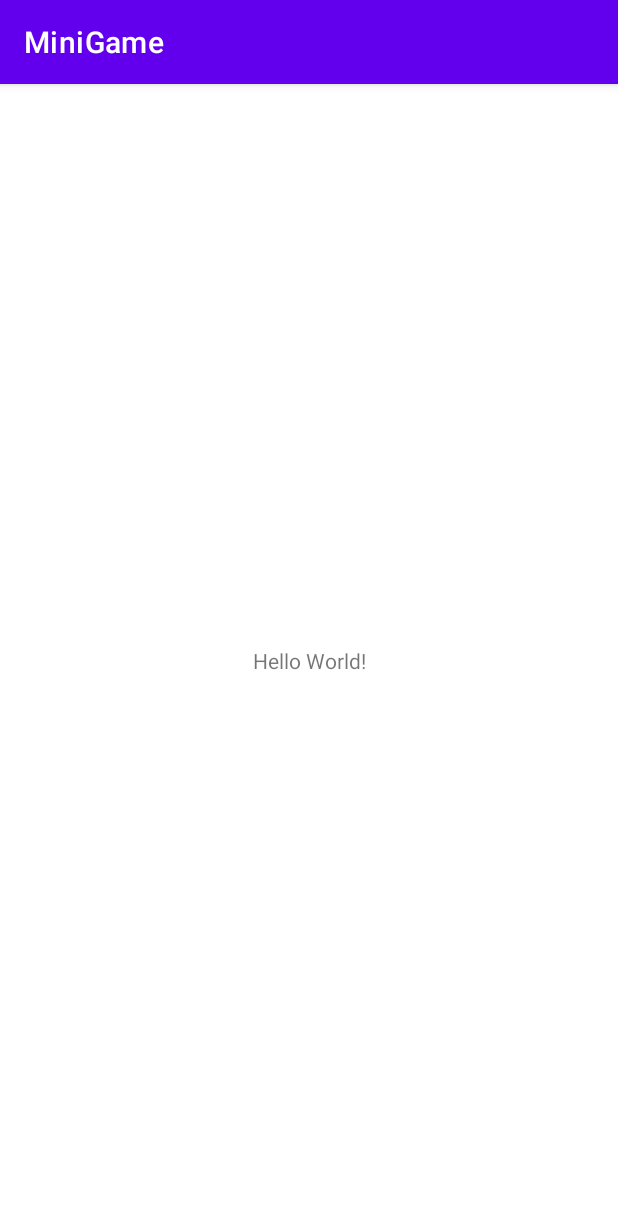
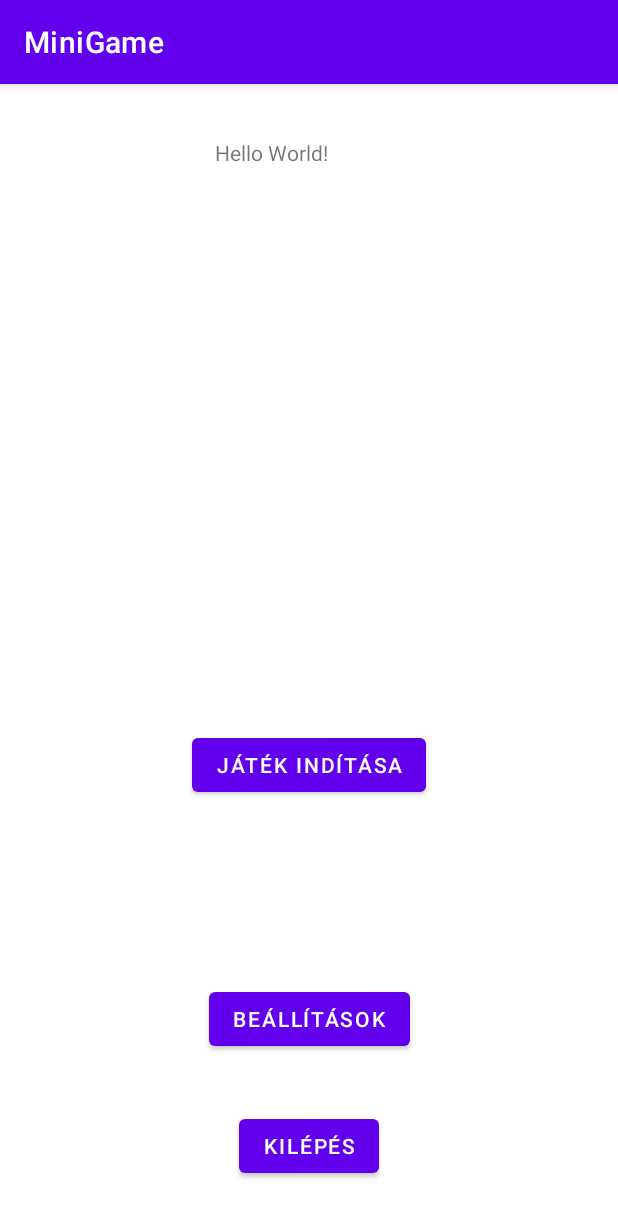
Before and after one commit to CsonkaDavid/Alberlet-Mini-Project, an Android app: the screen it shows after launch (MainActivity), on a phone screen of 412 x 824 dp. Shown: the top 1217 px of the screen. Run offline under Robolectric (Android 15) with nearby library versions, the phone set to English and light mode, and no system bars.

Commit message:
Gombok létrehozása a főmenüben

```diff
--- a/app/app/src/main/java/net/alberlet/minigame/MainActivity.java
+++ b/app/app/src/main/java/net/alberlet/minigame/MainActivity.java
@@ -2,7 +2,9 @@ package net.alberlet.minigame;
 
 import androidx.appcompat.app.AppCompatActivity;
 
+import android.content.Intent;
 import android.os.Bundle;
+import android.view.View;
 
 public class MainActivity extends AppCompatActivity {
 
@@ -11,4 +13,20 @@ public class MainActivity extends AppCompatActivity {
         super.onCreate(savedInstanceState);
         setContentView(R.layout.activity_main);
     }
+
+    public void onGameStartButtonClick(View view) {
+        Intent intent = new Intent(this, MainActivity.class);
+        startActivity(intent);
+    }
+
+    public void onSettingsButtonClick(View view) {
+        Intent intent = new Intent(this, MainActivity.class);
+        startActivity(intent);
+    }
+
+    public void onQuitButtonClick(View view) {
+        Intent intent = new Intent(this, MainActivity.class);
+        startActivity(intent);
+
+    }
 }
--- a/app/app/src/main/res/layout/activity_main.xml
+++ b/app/app/src/main/res/layout/activity_main.xml
@@ -7,12 +7,48 @@
     tools:context=".MainActivity">
 
     <TextView
-        android:layout_width="wrap_content"
-        android:layout_height="wrap_content"
+        android:id="@+id/textView"
+        android:layout_width="125dp"
+        android:layout_height="51dp"
         android:text="Hello World!"
         app:layout_constraintBottom_toBottomOf="parent"
         app:layout_constraintEnd_toEndOf="parent"
         app:layout_constraintStart_toStartOf="parent"
-        app:layout_constraintTop_toTopOf="parent" />
+        app:layout_constraintTop_toTopOf="parent"
+        app:layout_constraintVertical_bias="0.05" />
+
+    <Button
+        android:id="@+id/game_start"
+        android:layout_width="wrap_content"
+        android:layout_height="wrap_content"
+        android:layout_marginTop="52dp"
+        android:onClick="onGameStartButtonClick"
+        android:text="Játék indítása"
+        app:layout_constraintBottom_toBottomOf="parent"
+        app:layout_constraintEnd_toEndOf="parent"
+        app:layout_constraintStart_toStartOf="parent"
+        app:layout_constraintTop_toBottomOf="@+id/textView" />
+
+    <Button
+        android:id="@+id/settings"
+        android:layout_width="wrap_content"
+        android:layout_height="wrap_content"
+        android:onClick="onSettingsButtonClick"
+        android:text="Beállítások"
+        app:layout_constraintBottom_toBottomOf="parent"
+        app:layout_constraintEnd_toEndOf="parent"
+        app:layout_constraintStart_toStartOf="parent"
+        app:layout_constraintTop_toBottomOf="@+id/game_start" />
+
+    <Button
+        android:id="@+id/quit"
+        android:layout_width="wrap_content"
+        android:layout_height="wrap_content"
+        android:onClick="onQuitButtonClick"
+        android:text="Kilépés"
+        app:layout_constraintBottom_toBottomOf="parent"
+        app:layout_constraintEnd_toEndOf="parent"
+        app:layout_constraintStart_toStartOf="parent"
+        app:layout_constraintTop_toBottomOf="@+id/settings" />
 
 </androidx.constraintlayout.widget.ConstraintLayout>
```
